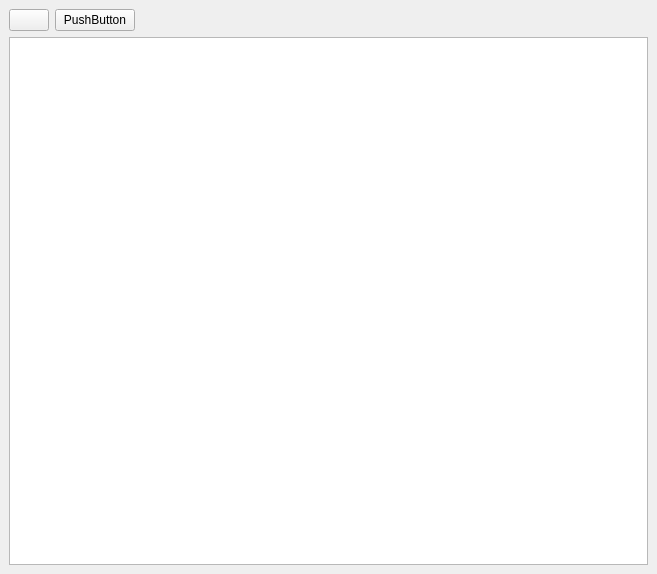
Before: the Qt Designer form brickleedit/src/gui/scenetree/scenetreedock.ui in paarm/bricklebrit, drawn with Qt 5.
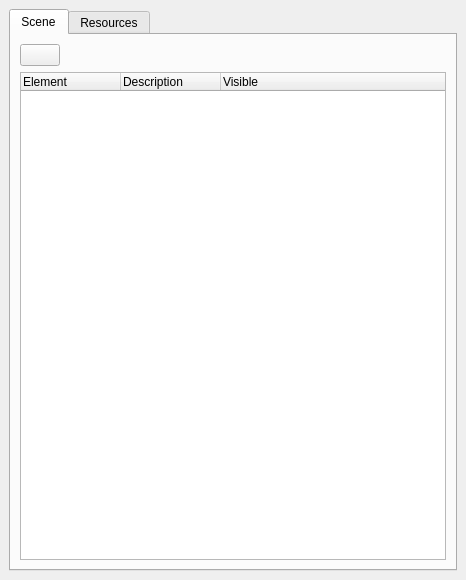
After: the same form once the commit is applied. Icons and pictures are not drawn.

```diff
--- a/brickleedit/src/gui/scenetree/scenetreedock.ui
+++ b/brickleedit/src/gui/scenetree/scenetreedock.ui
@@ -6,29 +6,50 @@
    <rect>
     <x>0</x>
     <y>0</y>
-    <width>657</width>
-    <height>574</height>
+    <width>466</width>
+    <height>580</height>
    </rect>
   </property>
   <property name="windowTitle">
    <string>Scene Tree</string>
   </property>
   <widget class="QWidget" name="dockWidgetContents">
-   <layout class="QGridLayout" name="gridLayout">
-    <item row="1" column="0">
-     <layout class="QVBoxLayout" name="verticalLayout">
-      <property name="spacing">
-       <number>2</number>
+   <layout class="QVBoxLayout" name="verticalLayout_4">
+    <item>
+     <widget class="QTabWidget" name="tabWidget">
+      <property name="sizePolicy">
+       <sizepolicy hsizetype="Expanding" vsizetype="Expanding">
+        <horstretch>0</horstretch>
+        <verstretch>0</verstretch>
+       </sizepolicy>
       </property>
-      <property name="sizeConstraint">
-       <enum>QLayout::SetMaximumSize</enum>
+      <property name="currentIndex">
+       <number>0</number>
       </property>
+      <widget class="QWidget" name="scene">
+       <property name="sizePolicy">
+        <sizepolicy hsizetype="Expanding" vsizetype="Expanding">
+         <horstretch>0</horstretch>
+         <verstretch>0</verstretch>
+        </sizepolicy>
+       </property>
+       <property name="minimumSize">
+        <size>
+         <width>0</width>
+         <height>0</height>
+        </size>
+       </property>
+       <property name="maximumSize">
+        <size>
+         <width>860</width>
+         <height>16777215</height>
+        </size>
+       </property>
+       <attribute name="title">
+        <string>Scene</string>
+       </attribute>
+       <layout class="QVBoxLayout" name="verticalLayout_5">
       <item>
-       <widget class="QTreeView" name="SceneTreeView"/>
-      </item>
-     </layout>
-    </item>
-    <item row="0" column="0">
      <layout class="QHBoxLayout" name="horizontalLayout_2">
       <item>
        <widget class="QPushButton" name="pushButton">
@@ -59,19 +80,6 @@
         </property>
        </widget>
       </item>
-      <item>
-       <widget class="QPushButton" name="pushButton_2">
-        <property name="sizePolicy">
-         <sizepolicy hsizetype="Maximum" vsizetype="Maximum">
-          <horstretch>0</horstretch>
-          <verstretch>0</verstretch>
-         </sizepolicy>
-        </property>
-        <property name="text">
-         <string>PushButton</string>
-        </property>
-       </widget>
-      </item>
       <item>
        <spacer name="horizontalSpacer">
         <property name="orientation">
@@ -79,13 +87,62 @@
         </property>
         <property name="sizeHint" stdset="0">
          <size>
-          <width>40</width>
+              <width>13</width>
           <height>20</height>
          </size>
         </property>
        </spacer>
       </item>
      </layout>
+        </item>
+        <item>
+         <widget class="QTreeWidget" name="treeWidget">
+          <property name="sizePolicy">
+           <sizepolicy hsizetype="Expanding" vsizetype="Expanding">
+            <horstretch>0</horstretch>
+            <verstretch>0</verstretch>
+           </sizepolicy>
+          </property>
+          <property name="minimumSize">
+           <size>
+            <width>0</width>
+            <height>0</height>
+           </size>
+          </property>
+          <property name="acceptDrops">
+           <bool>false</bool>
+          </property>
+          <property name="rootIsDecorated">
+           <bool>true</bool>
+          </property>
+          <property name="columnCount">
+           <number>3</number>
+          </property>
+          <column>
+           <property name="text">
+            <string>Element</string>
+           </property>
+          </column>
+          <column>
+           <property name="text">
+            <string>Description</string>
+           </property>
+          </column>
+          <column>
+           <property name="text">
+            <string>Visible</string>
+           </property>
+          </column>
+         </widget>
+        </item>
+       </layout>
+      </widget>
+      <widget class="QWidget" name="Resources">
+       <attribute name="title">
+        <string>Resources</string>
+       </attribute>
+      </widget>
+     </widget>
     </item>
    </layout>
   </widget>
```
Left out of the diff: 4 changed lines with no effect on the pictures. Lines whose indentation alone changed are shown as unchanged.
